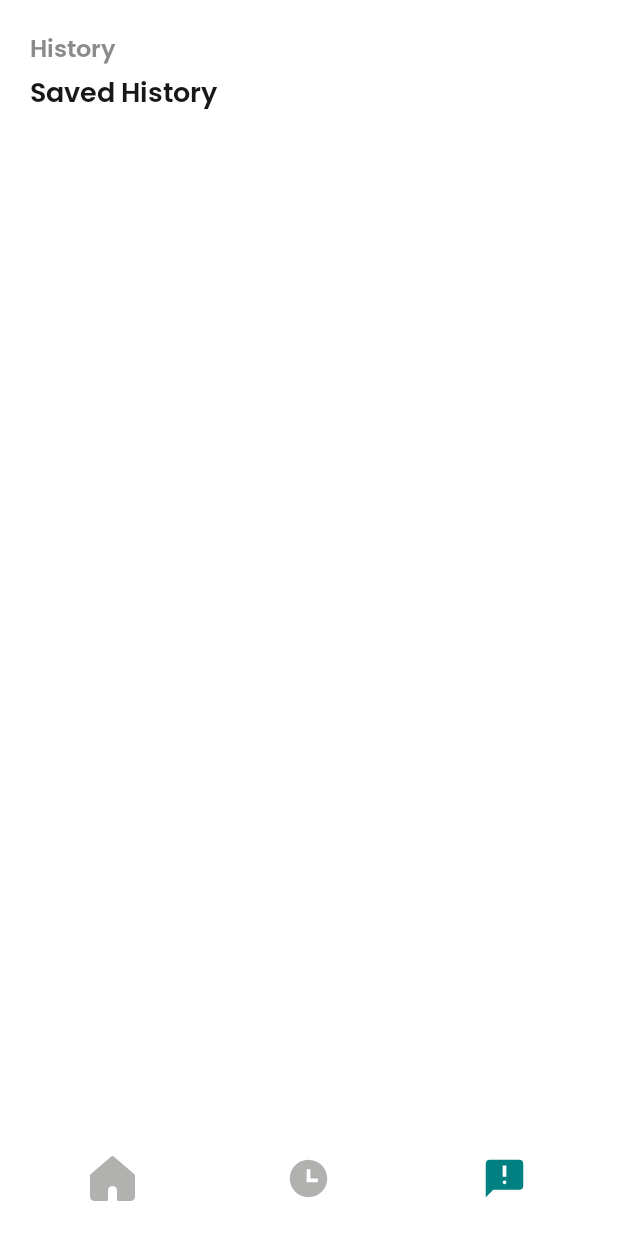
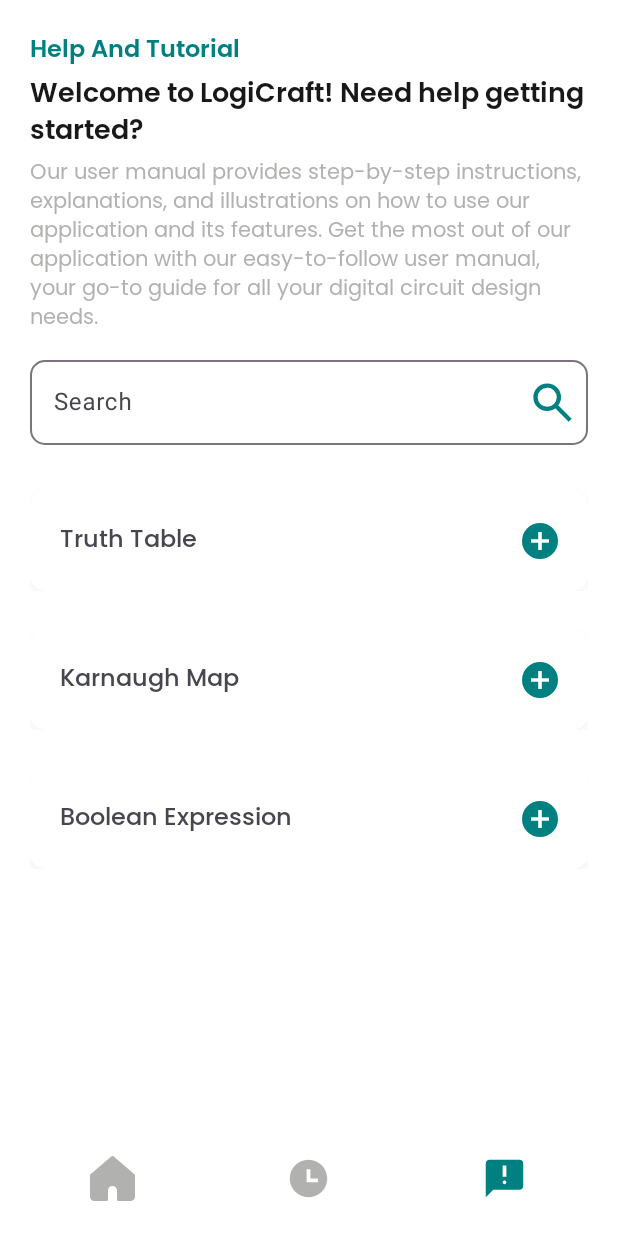
Before and after one commit to ThirdyGraphicsStudio/LogiCraft, an Android app: the screen it shows after launch (MainActivity), item 3 of the bottom bar chosen, on a phone screen of 412 x 824 dp. Run offline under Robolectric (Android 15) with nearby library versions, the light colour scheme and no system bars; Roboto replaces fonts that are not available here; 6 statements that could not run were skipped.

Commit message:
Help Page

```diff
--- a/app/src/main/java/com/thirdy/booleanexpression/Fragment/Help.java
+++ b/app/src/main/java/com/thirdy/booleanexpression/Fragment/Help.java
@@ -5,10 +5,12 @@
 import androidx.fragment.app.Fragment;
 
 import android.os.Bundle;
+import android.text.Html;
 import android.view.LayoutInflater;
 import android.view.View;
 import android.view.ViewGroup;
 import android.widget.ImageView;
+import android.widget.LinearLayout;
 import android.widget.RelativeLayout;
 import android.widget.TextView;
 import android.widget.Toast;
@@ -28,7 +30,7 @@
 
         //truth table
         final CardView headerText = view.findViewById(R.id.header1);
-        final TextView contentText = view.findViewById(R.id.content_text);
+        final LinearLayout contentText = view.findViewById(R.id.content_text);
         final ImageView dropdownIcon = view.findViewById(R.id.dropdown_icon);
 
         headerText.setOnClickListener(new View.OnClickListener() {
@@ -48,7 +50,7 @@
         //karnaugh map
 
         final CardView headerText2 = view.findViewById(R.id.header2);
-        final TextView contentText2 = view.findViewById(R.id.content_text2);
+        final LinearLayout contentText2 = view.findViewById(R.id.content_text2);
         final ImageView dropdownIcon2 = view.findViewById(R.id.dropdown_icon2);
 
         headerText2.setOnClickListener(new View.OnClickListener() {
@@ -98,8 +100,18 @@
 
 
 
+        TextView textView = view.findViewById(R.id.truth_table_step2);
+        textView.setText(Html.fromHtml(getString(R.string.truth_table_step2), Html.FROM_HTML_MODE_LEGACY));
 
 
+        TextView karnaughStep2 = view.findViewById(R.id.karnaughStep2);
+        karnaughStep2.setText(Html.fromHtml(getString(R.string.karnaugh_step2), Html.FROM_HTML_MODE_LEGACY));
+
+        TextView karnaughStep2v1 = view.findViewById(R.id.karnaughStep2v1);
+        karnaughStep2v1.setText(Html.fromHtml(getString(R.string.karnaugh_step2v1), Html.FROM_HTML_MODE_LEGACY));
+
+        TextView karnaughStep4 = view.findViewById(R.id.karnaughStep4);
+        karnaughStep4.setText(Html.fromHtml(getString(R.string.karnaugh_step4), Html.FROM_HTML_MODE_LEGACY));
 
         return  view;
 
--- a/app/src/main/java/com/thirdy/booleanexpression/MainActivity.java
+++ b/app/src/main/java/com/thirdy/booleanexpression/MainActivity.java
@@ -51,7 +51,7 @@
 
                 } else if (itemId == R.id.nav_feedback) {
                     // Handle the profile case
-                    selectedFragment = new History();
+                    selectedFragment = new Help();
 
 
                 } else {
--- a/app/src/main/res/layout/fragment_help.xml
+++ b/app/src/main/res/layout/fragment_help.xml
@@ -1,13 +1,18 @@
 <?xml version="1.0" encoding="utf-8"?>
-<LinearLayout xmlns:android="http://schemas.android.com/apk/res/android"
+<androidx.core.widget.NestedScrollView xmlns:android="http://schemas.android.com/apk/res/android"
     xmlns:app="http://schemas.android.com/apk/res-auto"
     xmlns:tools="http://schemas.android.com/tools"
     android:layout_width="match_parent"
     android:layout_height="match_parent"
-    android:orientation="vertical"
     android:background="@color/white"
     android:padding="20dp"
     tools:context=".Fragment.Help">
+
+    <LinearLayout
+        android:layout_width="match_parent"
+        android:layout_height="match_parent"
+        android:orientation="vertical"
+        >
 
 
     <TextView
@@ -125,13 +130,16 @@
         <!-- Header with dropdown icon and text -->
 
         <!-- Content that will be shown/hidden -->
-        <TextView
+        <LinearLayout
             android:id="@+id/content_text"
             android:layout_width="match_parent"
             android:layout_height="wrap_content"
-            android:text="Content goes here"
-            android:padding="8dp"
-            android:visibility="gone" />
+            android:orientation="vertical"
+            android:visibility="gone">
+
+            <include layout="@layout/help_truth_table"/>
+
+        </LinearLayout>
 
     </LinearLayout>
 
@@ -196,13 +204,17 @@
         <!-- Header with dropdown icon and text -->
 
         <!-- Content that will be shown/hidden -->
-        <TextView
+        <LinearLayout
             android:id="@+id/content_text2"
             android:layout_width="match_parent"
             android:layout_height="wrap_content"
-            android:text="Content goes here"
+            android:orientation="vertical"
             android:padding="8dp"
-            android:visibility="gone" />
+            android:visibility="gone">
+
+            <include layout="@layout/help_karnaugh_table"/>
+
+        </LinearLayout>
 
     </LinearLayout>
 
@@ -278,4 +290,8 @@
     </LinearLayout>
 
 
-</LinearLayout>
+
+
+    </LinearLayout>
+
+</androidx.core.widget.NestedScrollView>
--- a/app/src/main/res/values/strings.xml
+++ b/app/src/main/res/values/strings.xml
@@ -54,6 +54,100 @@
     <string name="grouping_description">Group together the 1\'s in the K-map to simplify the expression. </string>
     <string name="logic_diagram_description">We can generate a logic diagram for the simplified expression. The logic diagram represents the simplified expression using logic gates, which show how the input variables are combined to produce the output variable. \n\nBelow is the logic diagram for the simplified expression:</string>
 
+    <string name="truth_table_step1">Begin by selecting the number of variables for your logical expression. You can choose from 2 to 6 variables. \n \n
+              \t\t1. Click on the "Variables" dropdown menu. \n
+              \t\t2. Choose the desired number of variables</string>
+
+
+
+    <string name="truth_table_step2">
+<![CDATA[
+<b>Once you have selected the number of variables, a Truth Table input will be generated. Here is a breakdown of the table for 3-variables:</b>
+<br><br>
+
+<b>Columns:</b>
+<ul>
+  <li><b> A, B, C:</b> Represent the input variables.</li>
+  <li><b> m:</b> Represents the count, starting from 0 to 2<sup>n</sup> - 1, where n is the number of variables.</li>
+  <li><b> F:</b> Represents the output of the logical expression. Toggle between 0 and 1 for your desired input.</li>
+</ul>
+
+<b>Table Size Information:</b>
+<ul>
+  <li> For n variables, the Truth Table will have 2<sup>n</sup> rows.</li>
+  <li> 2 variables: = 4 rows</li>
+  <li> 3 variables: = 8 rows</li>
+  <li> 4 variables: = 16 rows</li>
+  <li> 5 variables: = 32 rows</li>
+  <li> 6 variables: = 64 rows</li>
+</ul>
+
+<b>Lets say you selected 3 variables: A, B, and C. Your Truth Table might look like this:</b>
+
+
+]]>
+</string>
+
+
+    <string name="karnaugh_step2">
+<![CDATA[
+<p><b>Once you have selected the number of variables, the Karnaugh Map will be generated. Here is a breakdown of the K-map:</b></p>
+
+<p><b>Karnaugh Map Layout Information:</b></p>
+<ul>
+  <li> For n variables, the K-map layout is organized as follows:</li>
+  <li> 2 variables: 2x2 grid = 4</li>
+  <li> 3 variables: 2x4 grid = 8</li>
+  <li> 4 variables: 4x4 grid = 16</li>
+  <li> 5 variables: 4x8 grid = 32</li>
+  <li> 6 variables: 8x8 grid = 64</li>
+</ul>
+
+<p><b>Cell Values:</b></p>
+<ul>
+  <li>0: The default value, indicating the cell is set to 0.</li>
+  <li>1: Toggle to set the cell value to 1.</li>
+  <li>x (Dont Care): Use this option for cells that represent Dont Care conditions in your logical expression.</li>
+</ul>
+
+
+
+]]>
+</string>
+
+
+    <string name="karnaugh_step2v1">
+<![CDATA[
+
+
+<p><b>Cell Labels:</b></p>
+<ul>
+  <li> <b> Small Green Box with a Number: </b> This represents the label of the corresponding input of that cell.</li>
+</ul>
+
+
+
+]]>
+</string>
+
+
+    <string name="karnaugh_step4">
+<![CDATA[
+
+
+<p><b>Grouping Types:</b></p>
+<ul>
+  <li> <b> Sum of Products (SOP): </b> .</li>
+  <li> Combine adjacent cells with 1s to form groups, and create a sum of these product terms.</b> .</li>
+    <li> <b> Product of Sums (POS):</b> .</li>
+  <li> Combine adjacent cells with 0s to form groups, and create a product of these sum terms..</li>
+</ul>
+
+
+
+]]>
+</string>
+
 
     <string-array name="dropdown_items">
         <item>SOP</item>
```
Also changed, not shown: app/src/main/res/layout/help_truth_table.xml (added, +112 -0 lines), app/src/main/res/drawable/grouping.png (added), app/src/main/res/drawable/karnaugh_table2.png (added), app/src/main/res/drawable/karnaugh_table3.png (added), app/src/main/res/drawable/table1.png (added).
